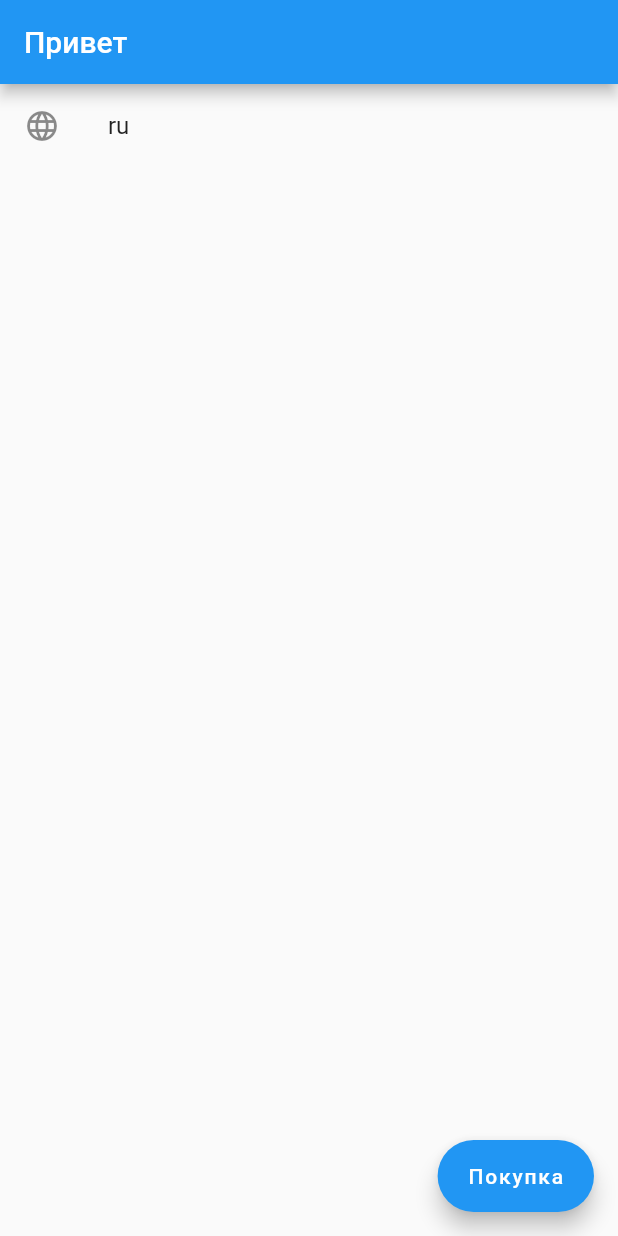
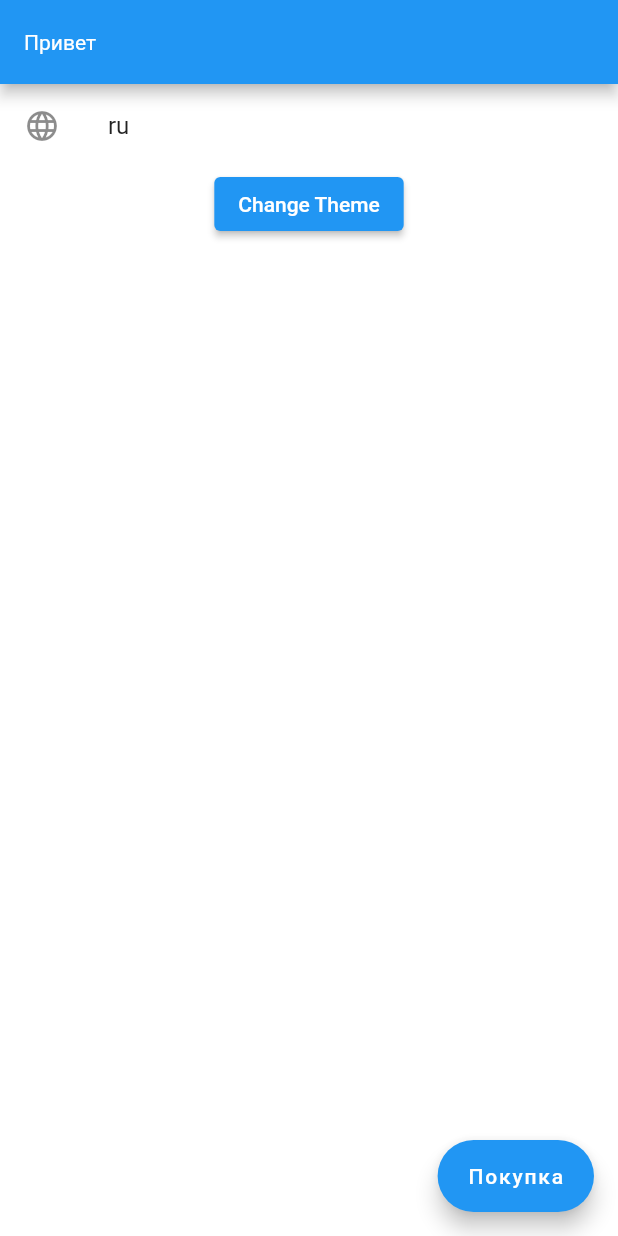
Before and after one commit to IlyosErkinovvvv/language_and_themes, a Flutter app: the screen it shows after launch, on a phone screen of 412 x 824 dp. Run offline on Flutter 3.47's test engine with Material 2 defaults, Android fonts, the phone set to English and light mode, and no system bars; our stand-ins replace adaptive_theme, easy_localization.

Commit message:
second added

```diff
--- /dev/null
+++ b/lib/core/theme/dark_mode.dart
@@ -0,0 +1,13 @@
+import 'package:flutter/material.dart';
+
+class ClickDarkThemeMode {
+  static ThemeData theme = ThemeData(
+    scaffoldBackgroundColor: Colors.grey,
+    appBarTheme: const AppBarTheme(
+      backgroundColor: Colors.blueGrey,
+      elevation: 0,
+      titleTextStyle: TextStyle(color: Colors.white),
+      iconTheme: IconThemeData(color: Colors.white),
+    ),
+  );
+}
--- /dev/null
+++ b/lib/core/theme/light_mode.dart
@@ -0,0 +1,12 @@
+import 'package:flutter/material.dart';
+
+class ClickLightThemeMode {
+  static ThemeData theme = ThemeData(
+    scaffoldBackgroundColor: Colors.white,
+    appBarTheme: const AppBarTheme(
+      backgroundColor: Colors.blue,
+      titleTextStyle: TextStyle(color: Colors.white),
+      iconTheme: IconThemeData(color: Colors.black),
+    ),
+  );
+}
--- a/lib/main.dart
+++ b/lib/main.dart
@@ -1,5 +1,8 @@
+import 'package:adaptive_theme/adaptive_theme.dart';
 import 'package:easy_localization/easy_localization.dart';
 import 'package:flutter/material.dart';
+import 'package:language_and_themes/core/theme/dark_mode.dart';
+import 'package:language_and_themes/core/theme/light_mode.dart';
 import 'package:language_and_themes/view/home_page.dart';
 
 void main() async {
@@ -14,8 +17,7 @@
         Locale('ru'),
       ],
       path: "lib/core/lang",
-    child: const MyApp(),
-  ));
+      child: const MyApp()));
 }
 
 class MyApp extends StatelessWidget {
@@ -23,12 +25,22 @@
 
   @override
   Widget build(BuildContext context) {
+    return AdaptiveTheme(
+      light: ClickLightThemeMode.theme,
+      dark: ClickDarkThemeMode.theme,
+      initial: AdaptiveThemeMode.system,
+      builder: (theme, darkTheme) {
         return MaterialApp(
+          title: "Language and Themes",
+          theme: theme,
+          darkTheme: darkTheme,
           locale: context.locale,
           localizationsDelegates: context.localizationDelegates,
           supportedLocales: context.supportedLocales,
           debugShowCheckedModeBanner: false,
           home: const HomePage(),
         );
+      },
+    );
   }
 }
--- a/lib/view/home_page.dart
+++ b/lib/view/home_page.dart
@@ -1,3 +1,4 @@
+import 'package:adaptive_theme/adaptive_theme.dart';
 import 'package:easy_localization/easy_localization.dart';
 import 'package:flutter/material.dart';
 import 'package:language_and_themes/provider/home_provider.dart';
@@ -32,6 +33,12 @@
             },
             leading: const Icon(Icons.language_outlined),
             title: Text(context.locale.languageCode.toString()),
+          ),
+          ElevatedButton(
+            onPressed: () {
+              AdaptiveTheme.of(context).setDark();
+            },
+            child: const Text("Change Theme"),
           ),
 
           //////////////////////////////////////////////////////////////////
--- a/pubspec.yaml
+++ b/pubspec.yaml
@@ -37,6 +37,7 @@
   cupertino_icons: ^1.0.2
   easy_localization: ^3.0.2
   provider: ^6.0.5
+  adaptive_theme: ^3.3.0
 
 dev_dependencies:
   flutter_test:
```
Also changed, not shown: pubspec.lock. Lines whose indentation alone changed are shown as unchanged.
